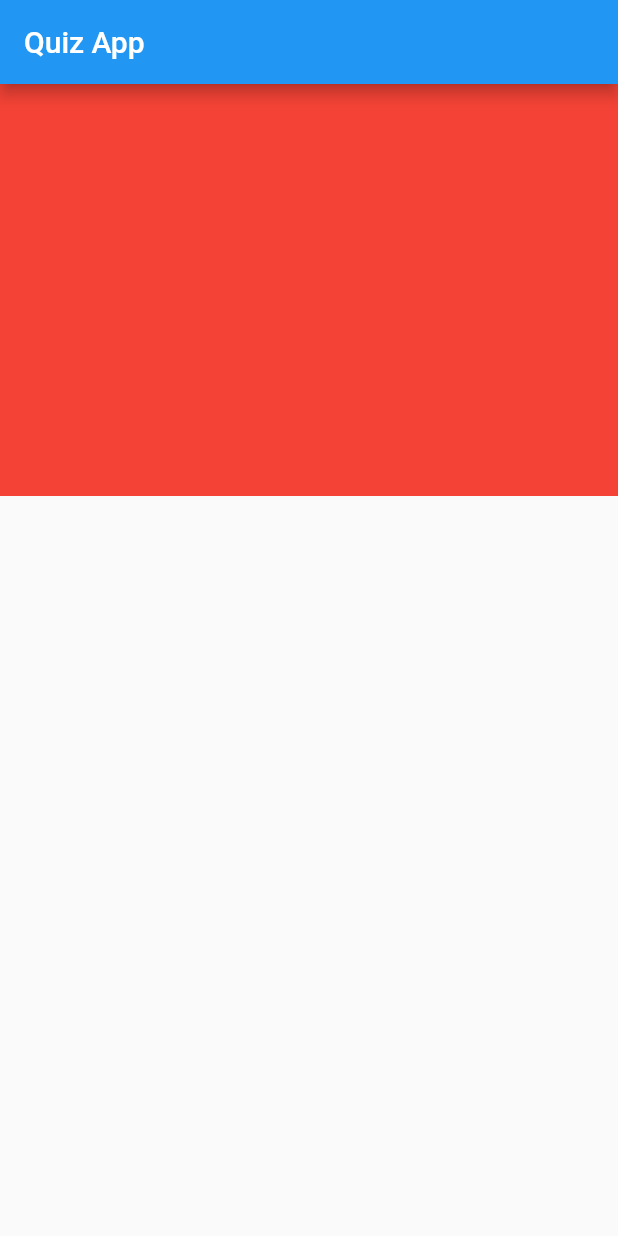
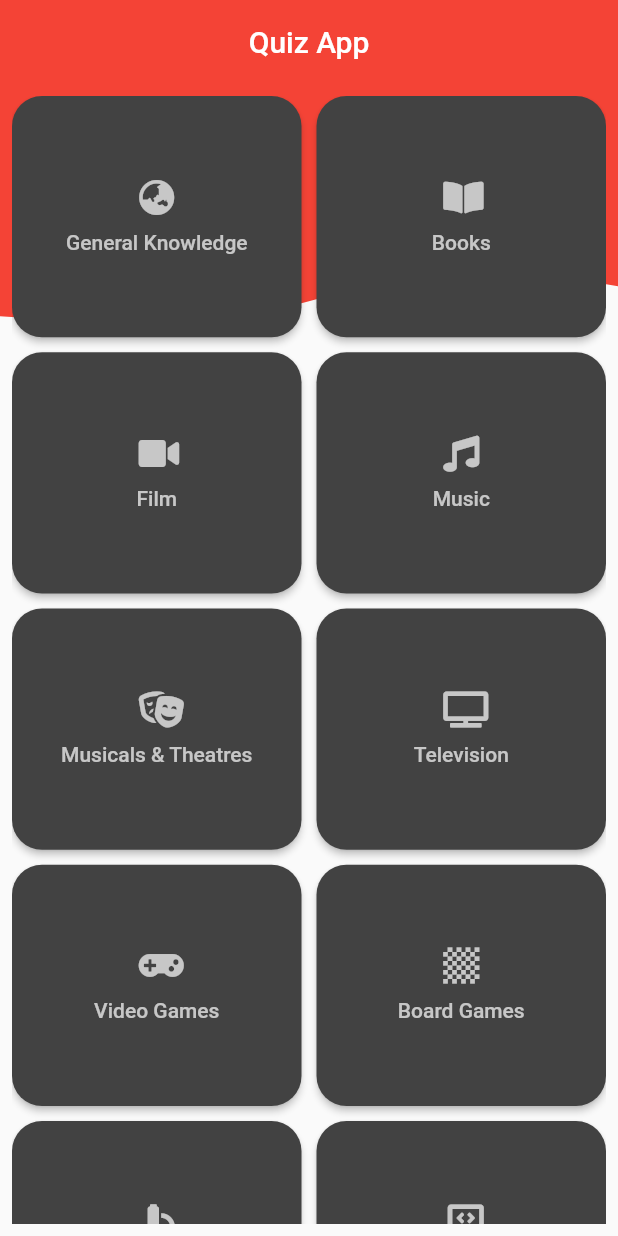
Before and after one commit to shaurya2703/quizApp, a Flutter app: the screen it shows after launch, on a phone screen of 412 x 824 dp. Run offline on Flutter 3.47's test engine with Material 2 defaults, Android fonts, the phone set to English and light mode, and no system bars; our stand-ins replace flutter_custom_clippers, font_awesome_flutter.

Commit message:
Home Screen Complete

```diff
--- /dev/null
+++ b/lib/models/categories.dart
@@ -0,0 +1,22 @@
+import 'package:font_awesome_flutter/font_awesome_flutter.dart';
+
+class Category {
+  int id;
+  String name;
+  dynamic icon;
+  Category(this.id, this.name, {this.icon});
+}
+
+final List<Category> categories = [
+  Category(9, "General Knowledge", icon: FontAwesomeIcons.globeAsia),
+  Category(10, "Books", icon: FontAwesomeIcons.bookOpen),
+  Category(11, "Film", icon: FontAwesomeIcons.video),
+  Category(12, "Music", icon: FontAwesomeIcons.music),
+  Category(13, "Musicals & Theatres", icon: FontAwesomeIcons.theaterMasks),
+  Category(14, "Television", icon: FontAwesomeIcons.tv),
+  Category(15, "Video Games", icon: FontAwesomeIcons.gamepad),
+  Category(16, "Board Games", icon: FontAwesomeIcons.chessBoard),
+  Category(17, "Science & Nature", icon: FontAwesomeIcons.microscope),
+  Category(18, "Computer", icon: FontAwesomeIcons.laptopCode),
+  Category(19, "Maths", icon: FontAwesomeIcons.sortNumericDown),
+];
--- a/lib/ui/pages/home.dart
+++ b/lib/ui/pages/home.dart
@@ -1,4 +1,6 @@
 import 'package:flutter/material.dart';
+import 'package:flutter_custom_clippers/flutter_custom_clippers.dart';
+import 'package:quizApp/models/categories.dart';
 
 class HomePage extends StatefulWidget {
   @override
@@ -10,16 +12,65 @@ class _HomePageState extends State<HomePage> {
   Widget build(BuildContext context) {
     return Scaffold(
         appBar: AppBar(
+          centerTitle: true,
+          backgroundColor: Colors.red[500],
+          elevation: 0.0,
           title: Text('Quiz App'),
         ),
-      body: Column(
+        body: Stack(children: <Widget>[
+          ClipPath(
+            clipper: WaveClipperOne(),
+            child: Container(
+              height: MediaQuery.of(context).size.height / 5,
+              decoration: BoxDecoration(color: Colors.red[500]),
+            ),
+          ),
+          Padding(
+            padding: const EdgeInsets.all(8.0),
+            child: GridView.builder(
+                gridDelegate: SliverGridDelegateWithFixedCrossAxisCount(
+                    crossAxisCount: MediaQuery.of(context).size.width > 1000
+                        ? 7
+                        : MediaQuery.of(context).size.width > 600 ? 4 : 2,
+                    childAspectRatio: 1.2,
+                    crossAxisSpacing: 10.0,
+                    mainAxisSpacing: 10.0),
+                itemCount: categories.length,
+                itemBuilder: (context, index) =>
+                    _buildCategoryItem(context, index)),
+          )
+        ]));
+  }
+}
+
+Widget _buildCategoryItem(BuildContext context, int index) {
+  Category category = categories[index];
+  return MaterialButton(
+    onPressed: () => _categoryPressed(context, category),
+    shape: RoundedRectangleBorder(borderRadius: BorderRadius.circular(20.0)),
+    color: Colors.grey.shade800,
+    textColor: Colors.white70,
+    splashColor: Colors.blue[700],
+    child: Column(
+      mainAxisAlignment: MainAxisAlignment.center,
       children: <Widget>[
-          Container(
-            height: MediaQuery.of(context).size.height / 3,
-            decoration: BoxDecoration(color: Colors.red),
-          )
+        Icon(category.icon),
+        SizedBox(height: 10.0),
+        Text(
+          category.name,
+          textAlign: TextAlign.center,
+        ),
       ],
     ),
   );
 }
+
+void _categoryPressed(BuildContext context, Category category) {
+  showModalBottomSheet(
+      context: context,
+      builder: (context) {
+        return Column(
+          children: <Widget>[Text(category.name)],
+        );
+      });
 }
--- a/pubspec.yaml
+++ b/pubspec.yaml
@@ -28,6 +28,8 @@ dependencies:
   # The following adds the Cupertino Icons font to your application.
   # Use with the CupertinoIcons class for iOS style icons.
   cupertino_icons: ^0.1.3
+  flutter_custom_clippers: ^1.1.2
+  font_awesome_flutter: ^8.8.1
 
 dev_dependencies:
   flutter_test:
```
Also changed, not shown: pubspec.lock. Lines whose indentation alone changed are shown as unchanged.
